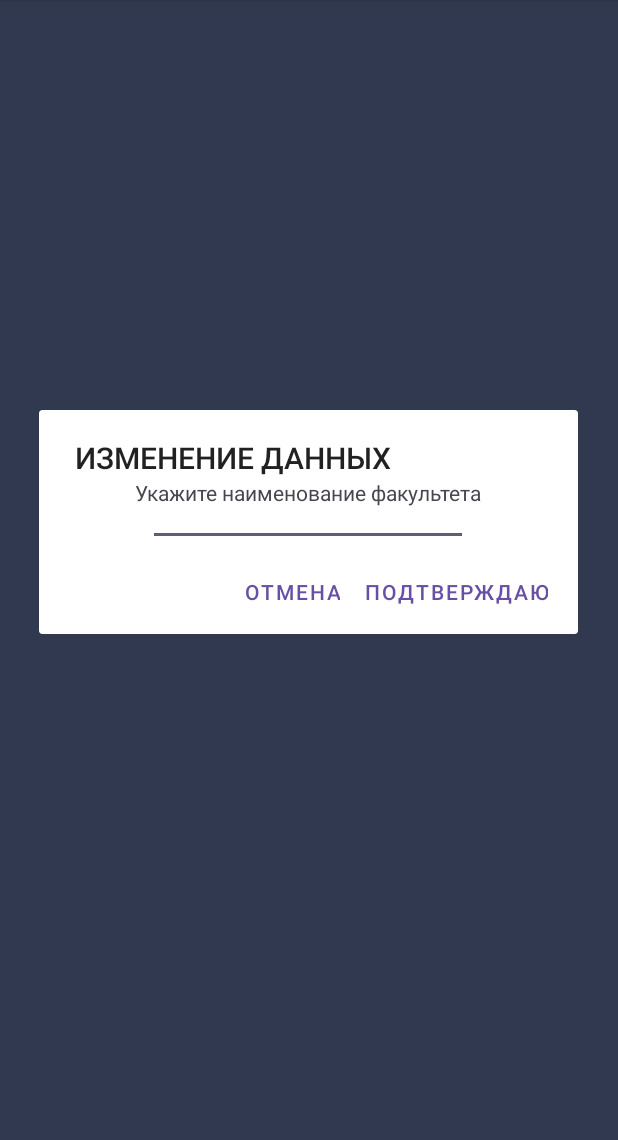
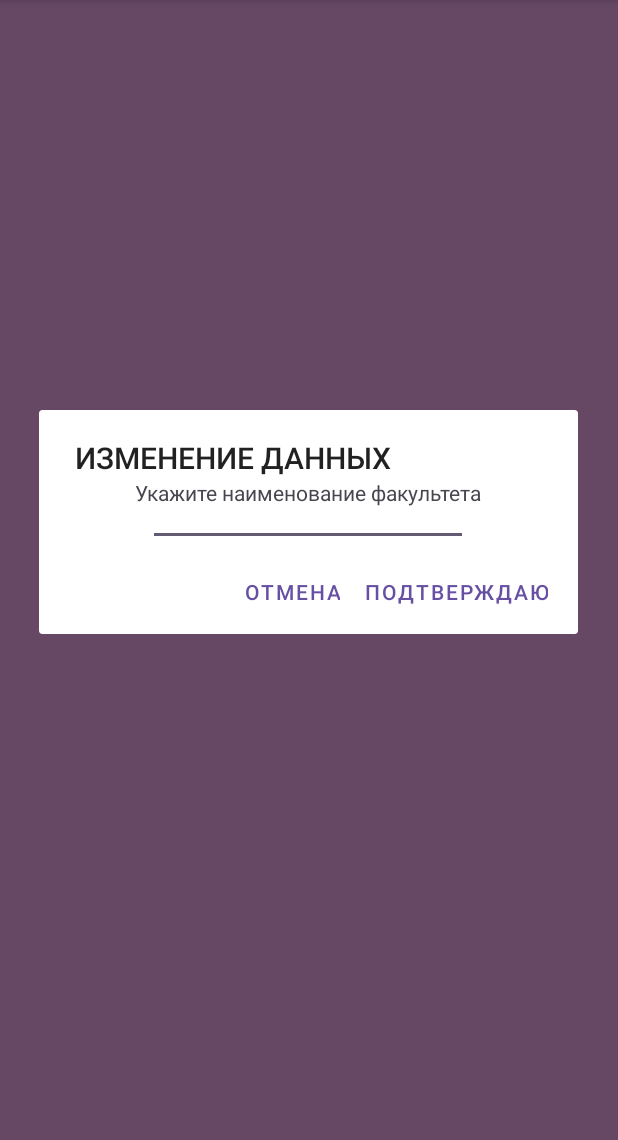
Before and after one commit to dmkornilova-dev/lab4_mobiles, an Android app: the screen it shows after launch (MainActivity), in the options menu, after a tap on "Добавить факультет", on a phone screen of 412 x 824 dp, the part 96-1236 px from its top. Run offline under Robolectric (Android 15) with nearby library versions, the phone set to English and light mode, and no system bars.

Commit message:
lab 26.11 pt1

```diff
--- a/app/src/main/res/layout/faculty_element.xml
+++ b/app/src/main/res/layout/faculty_element.xml
@@ -2,8 +2,10 @@
 <androidx.constraintlayout.widget.ConstraintLayout xmlns:android="http://schemas.android.com/apk/res/android"
     xmlns:app="http://schemas.android.com/apk/res-auto"
     xmlns:tools="http://schemas.android.com/tools"
+    android:id="@+id/clElement"
     android:layout_width="match_parent"
-    android:layout_height="wrap_content">
+    android:layout_height="wrap_content"
+    android:clickable="@android:bool/config_enableMaterialDesignInPackageInstaller">
 
     <TextView
         android:id="@+id/tvElement"
--- a/app/src/main/res/layout/fragment_faculty.xml
+++ b/app/src/main/res/layout/fragment_faculty.xml
@@ -15,7 +15,7 @@
         android:id="@+id/rvFaculty"
         android:layout_width="match_parent"
         android:layout_height="match_parent"
-        android:background="@color/material_dynamic_primary60"
+        android:background="@color/rvBackground"
         tools:ignore="MissingClass" />
 
 </FrameLayout>
--- a/app/src/main/res/values/colors.xml
+++ b/app/src/main/res/values/colors.xml
@@ -2,4 +2,6 @@
 <resources>
     <color name="black">#FF000000</color>
     <color name="white">#FFFFFFFF</color>
+    <color name="rvBackground">#FFB4FD</color>
+    <color name="rvSelectedElement">#FF1FF4</color>
 </resources>
```
Also changed, not shown: app/src/main/java/com/example/lab4/fragments/FacultyFragment.kt (+25 -52 lines).
